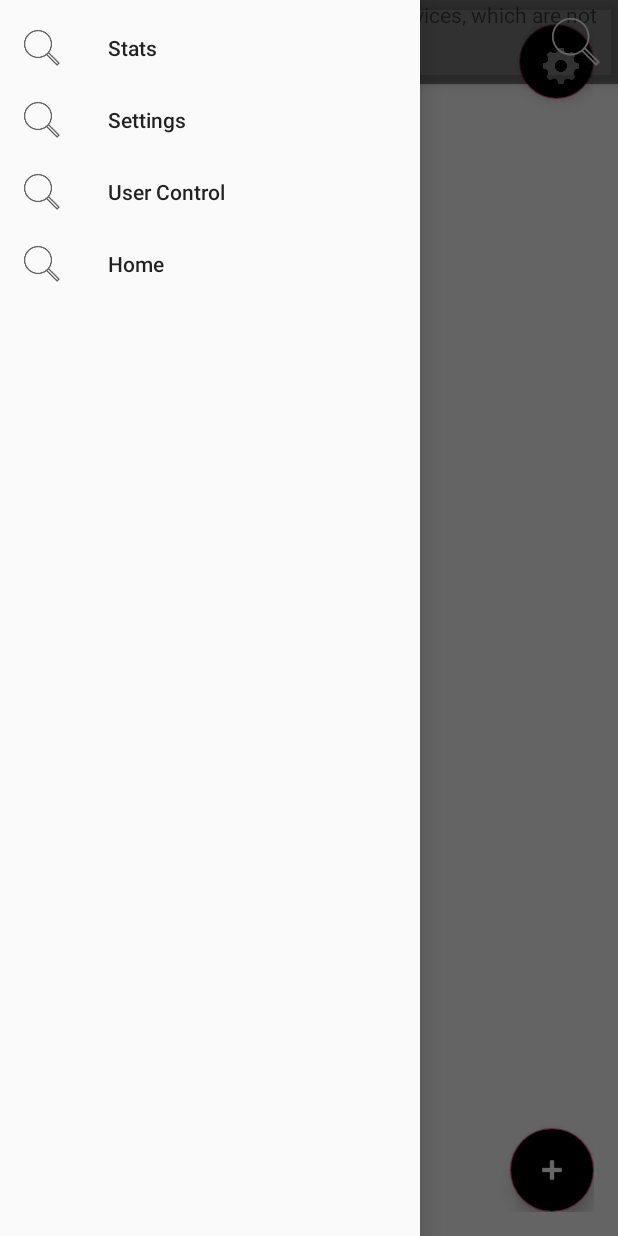
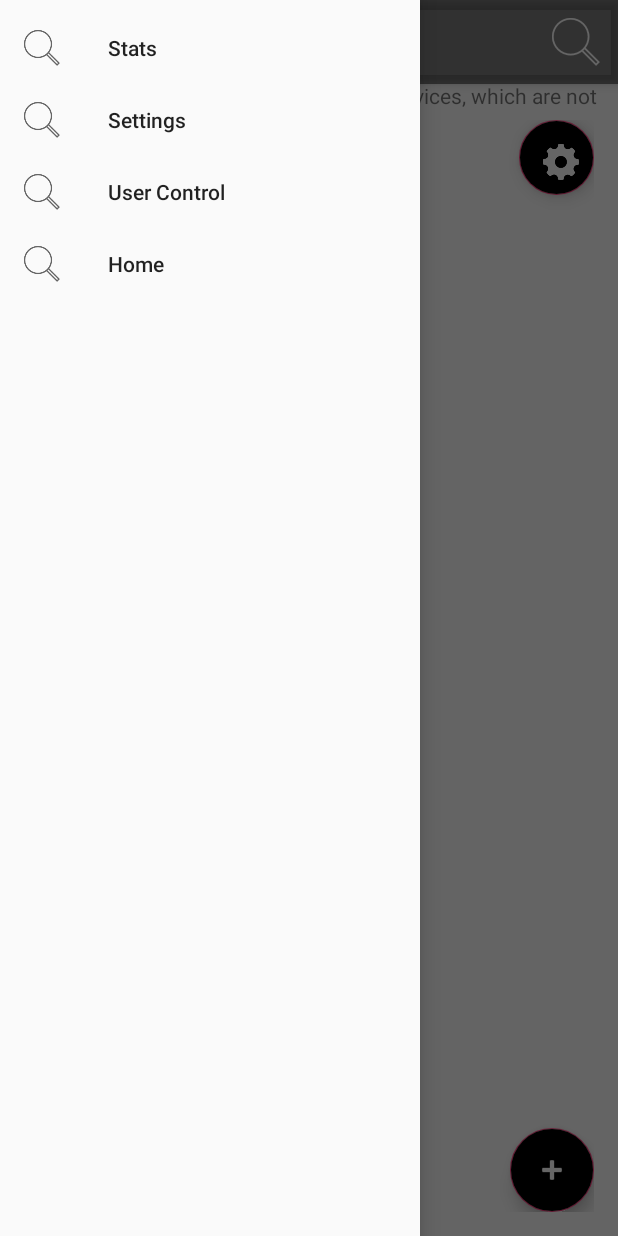
Before and after one commit to Vraka/RatFinder, an Android app: the MapsActivity screen opened directly, with no data from a screen before it, with the side drawer open, on a phone screen of 412 x 824 dp. Run offline under Robolectric (Android 15) with nearby library versions, the phone set to English and light mode, and no system bars; our stand-ins replace Firebase (no records; nobody signed in at launch, a user with empty details on screens opened directly); libraries missing offline, so code that uses them is left out: com.auth0.android; 1 statement that could not run was skipped.

Commit message:
Input Changes

```diff
--- a/M4/app/src/main/res/layout/activity_maps.xml
+++ b/M4/app/src/main/res/layout/activity_maps.xml
@@ -19,7 +19,8 @@
         <RelativeLayout
             android:layout_width="match_parent"
             android:layout_height="match_parent"
-            android:layout_margin="16dp">
+            android:layout_margin="16dp"
+            android:paddingTop="64dp">
 
             <android.support.design.widget.FloatingActionButton
                 android:layout_width="50dp"
--- a/M4/app/src/main/res/layout/activity_splash.xml
+++ b/M4/app/src/main/res/layout/activity_splash.xml
@@ -5,6 +5,7 @@
     android:layout_width="match_parent"
     android:layout_height="match_parent"
     android:orientation="vertical"
+    android:background="@color/colorPrimary"
     tools:context="com.smokegod.cs2340.m3.SplashActivity">
 
     <RelativeLayout
@@ -16,6 +17,7 @@
             android:layout_height="200dp"
             android:layout_centerInParent="true"
             android:layout_marginTop="100dp"
+            android:tint="@color/colorPrimaryDark"
             android:src="@drawable/rat_logo" />
     </RelativeLayout>
 
@@ -29,6 +31,7 @@
             android:layout_height="wrap_content"
             android:layout_centerHorizontal="true"
             android:text="U Dirty Rat"
+            android:textColor="@color/colorPrimaryDark"
             android:textAppearance="@style/Base.TextAppearance.AppCompat.Headline"
             android:textStyle="bold"
             app:layout_constraintBottom_toBottomOf="parent"
--- a/M4/app/src/main/res/layout/fragment_maps.xml
+++ b/M4/app/src/main/res/layout/fragment_maps.xml
@@ -2,6 +2,7 @@
     xmlns:map="http://schemas.android.com/apk/res-auto"
     xmlns:tools="http://schemas.android.com/tools"
     android:id="@+id/map"
+    android:layout_marginTop="54dp"
     android:name="com.google.android.gms.maps.SupportMapFragment"
     android:layout_width="match_parent"
     android:layout_height="match_parent"
--- a/M4/app/src/main/res/layout/map_date_selector_bar.xml
+++ b/M4/app/src/main/res/layout/map_date_selector_bar.xml
@@ -3,7 +3,7 @@
     android:layout_width="match_parent"
     android:layout_height="wrap_content"
     android:background="#fff"
-    android:layout_marginTop="16dp"
+    android:layout_marginTop="54dp"
     android:orientation="horizontal">
 
 
```
Also changed, not shown: M4/app/src/main/java/com/smokegod/cs2340/m3/HTTPPostReq.java (+6 -2 lines).
